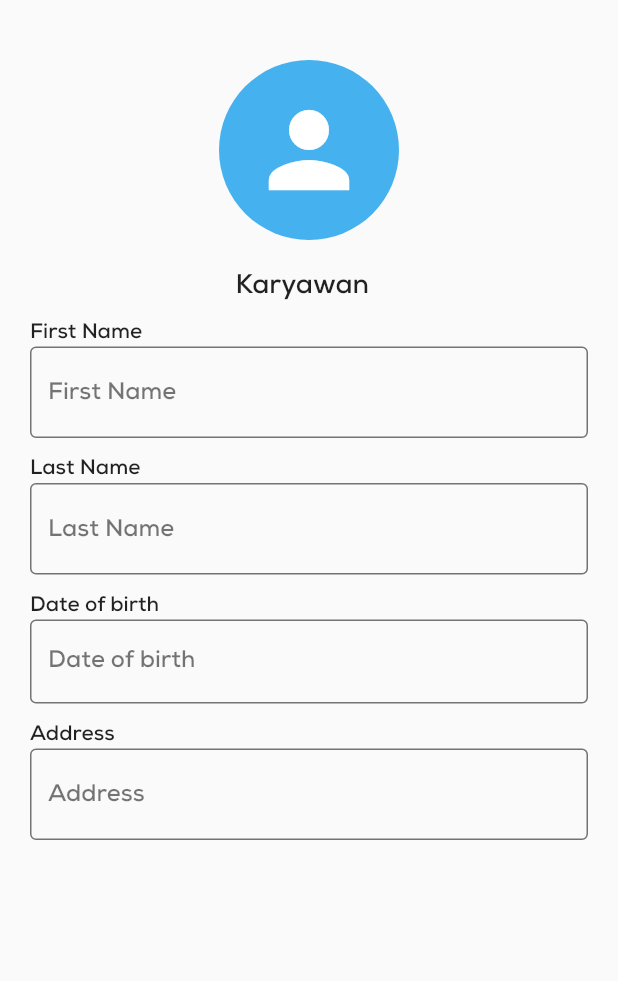
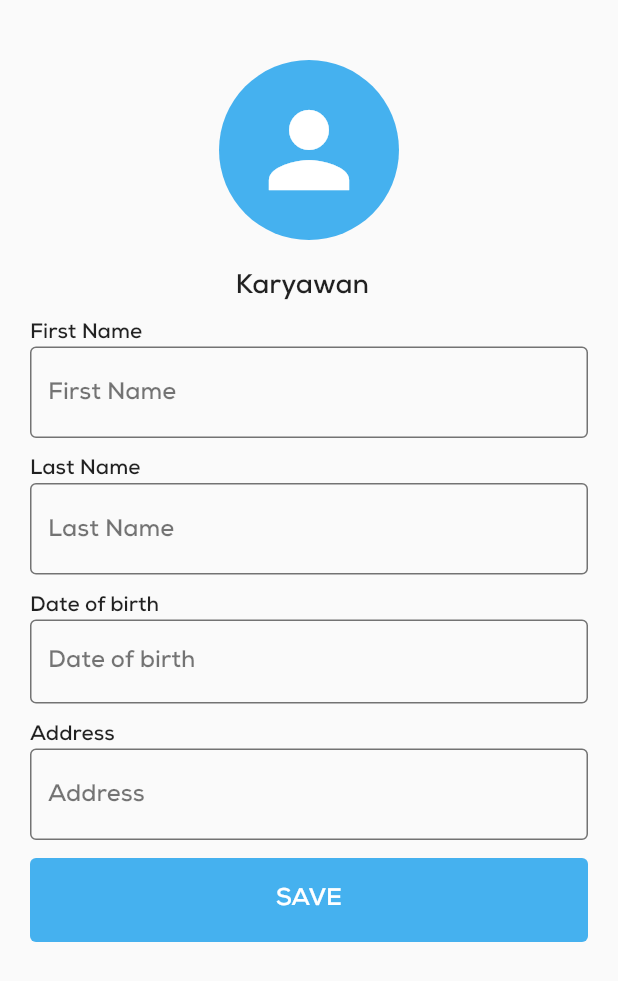
Before and after one commit to WildanFp/flutter_attendance, a Flutter app: the ProfileScreen screen opened directly, on a phone screen of 412 x 824 dp. Shown: the top 981 px of the screen. Run offline on Flutter 3.47's test engine with Material 2 defaults, Android fonts, the phone set to English and light mode, and no system bars; our stand-ins replace cloud_firestore, firebase_core, flutter_keyboard_visibility, font_awesome_flutter, geocoding, location and 2 more; missing offline and left inert: month_year_picker; accounts and stored records are empty.

Commit message:
save button

```diff
--- a/lib/profilescreen.dart
+++ b/lib/profilescreen.dart
@@ -129,6 +129,26 @@ class _ProfileScreenState extends State<ProfileScreen> {
               ),
             ),
             textField("Address", "Address"),
+            Container(
+                height: kToolbarHeight,
+                width: screenWidth,
+                margin: const EdgeInsets.only(bottom: 12),
+                decoration: BoxDecoration(
+                  borderRadius: BorderRadius.circular(4),
+                  color: primary,
+                ),
+                child: const Align(
+                  alignment: Alignment.center,
+                  child: Text(
+                    "SAVE",
+                    style: TextStyle(
+                      color: Colors.white,
+                      fontFamily: "NexaBold",
+                      fontSize: 16,
+                    ),
+                  ),
+                ),
+              ),
           ],
         ),
       ),
```
